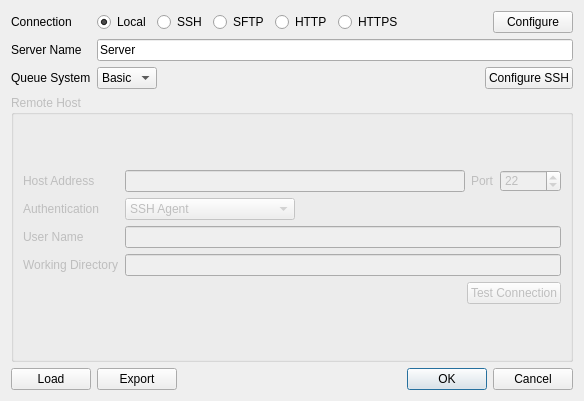
This is src/Process/ServerConfigurationDialog.ui in nutjunkie/IQmol as Qt 5 draws it before an edit. The edited form follows.
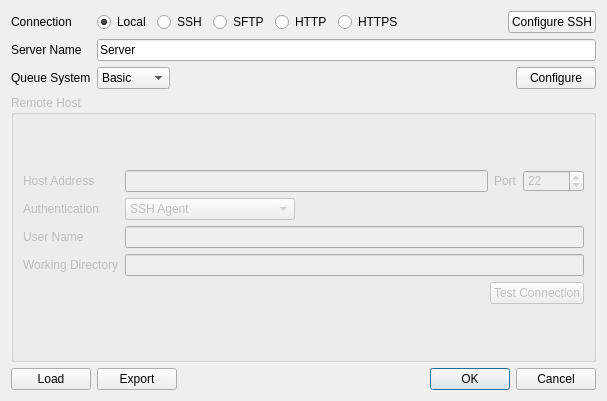
This is the edited form.

Patch:
```diff
--- a/src/Process/ServerConfigurationDialog.ui
+++ b/src/Process/ServerConfigurationDialog.ui
@@ -9,7 +9,7 @@
    <rect>
     <x>0</x>
     <y>0</y>
-    <width>584</width>
+    <width>607</width>
     <height>401</height>
    </rect>
   </property>
@@ -114,6 +114,11 @@
            <string>SGE</string>
           </property>
          </item>
+         <item>
+          <property name="text">
+           <string>SLURM</string>
+          </property>
+         </item>
          <item>
           <property name="text">
            <string>Web</string>
@@ -137,7 +142,7 @@
        <item>
         <widget class="QPushButton" name="configureQueueButton">
          <property name="text">
-          <string>Configure SSH</string>
+          <string>Configure</string>
          </property>
         </widget>
        </item>
@@ -206,7 +211,7 @@
        <item>
         <widget class="QPushButton" name="configureConnectionButton">
          <property name="text">
-          <string>Configure</string>
+          <string>Configure SSH</string>
          </property>
         </widget>
        </item>
```
